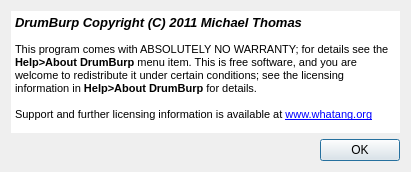
Before: the Qt Designer form src/GUI/dbStartup.ui in Whatang/DrumBurp, drawn with Qt 5.
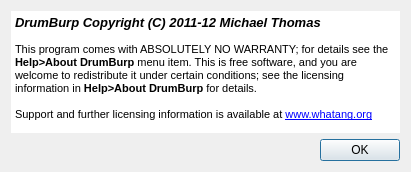
After: the same form once the commit is applied.

Commit message: Update copyright info in dialogs.

Diff of the .ui file:
```diff
--- a/src/GUI/dbStartup.ui
+++ b/src/GUI/dbStartup.ui
@@ -30,7 +30,7 @@
 &lt;html&gt;&lt;head&gt;&lt;meta name=&quot;qrichtext&quot; content=&quot;1&quot; /&gt;&lt;style type=&quot;text/css&quot;&gt;
 p, li { white-space: pre-wrap; }
 &lt;/style&gt;&lt;/head&gt;&lt;body style=&quot; font-family:'MS Shell Dlg 2'; font-size:8.25pt; font-weight:400; font-style:normal;&quot;&gt;
-&lt;p style=&quot; margin-top:0px; margin-bottom:0px; margin-left:0px; margin-right:0px; -qt-block-indent:0; text-indent:0px;&quot;&gt;&lt;span style=&quot; font-size:10pt; font-weight:600; font-style:italic;&quot;&gt;DrumBurp Copyright (C) 2011 Michael Thomas&lt;/span&gt;&lt;/p&gt;
+&lt;p style=&quot; margin-top:0px; margin-bottom:0px; margin-left:0px; margin-right:0px; -qt-block-indent:0; text-indent:0px;&quot;&gt;&lt;span style=&quot; font-size:10pt; font-weight:600; font-style:italic;&quot;&gt;DrumBurp Copyright (C) 2011-12 Michael Thomas&lt;/span&gt;&lt;/p&gt;
 &lt;p style=&quot;-qt-paragraph-type:empty; margin-top:0px; margin-bottom:0px; margin-left:0px; margin-right:0px; -qt-block-indent:0; text-indent:0px; font-size:8pt;&quot;&gt;&lt;/p&gt;
 &lt;p style=&quot; margin-top:0px; margin-bottom:0px; margin-left:0px; margin-right:0px; -qt-block-indent:0; text-indent:0px;&quot;&gt;&lt;span style=&quot; font-size:8pt;&quot;&gt;This program comes with ABSOLUTELY NO WARRANTY; for details see the &lt;/span&gt;&lt;span style=&quot; font-size:8pt; font-weight:600;&quot;&gt;Help&amp;gt;About DrumBurp&lt;/span&gt;&lt;span style=&quot; font-size:8pt;&quot;&gt; menu item. This is free software, and you are welcome to redistribute it under certain conditions; see the licensing information in &lt;/span&gt;&lt;span style=&quot; font-size:8pt; font-weight:600;&quot;&gt;Help&amp;gt;About DrumBurp&lt;/span&gt;&lt;span style=&quot; font-size:8pt;&quot;&gt; for details.&lt;/span&gt;&lt;/p&gt;
 &lt;p style=&quot;-qt-paragraph-type:empty; margin-top:0px; margin-bottom:0px; margin-left:0px; margin-right:0px; -qt-block-indent:0; text-indent:0px; font-size:8pt;&quot;&gt;&lt;/p&gt;
```
The commit also changes 3 other files.
